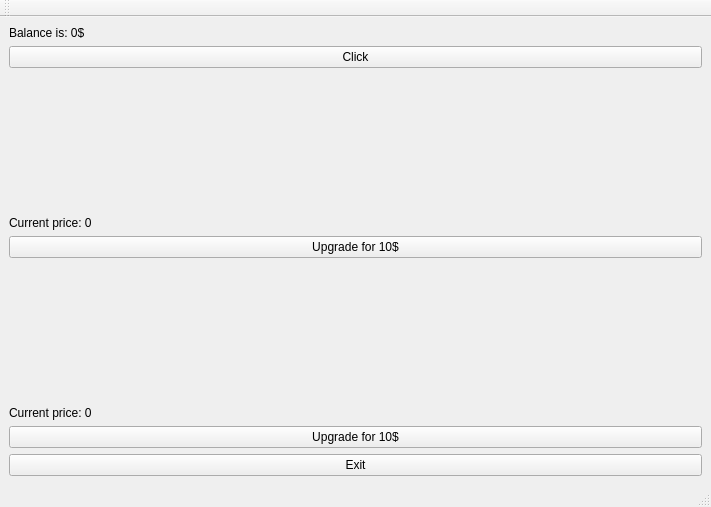
Old version of the form frontend/mainwindow.ui in the repository commmrade/clicker.
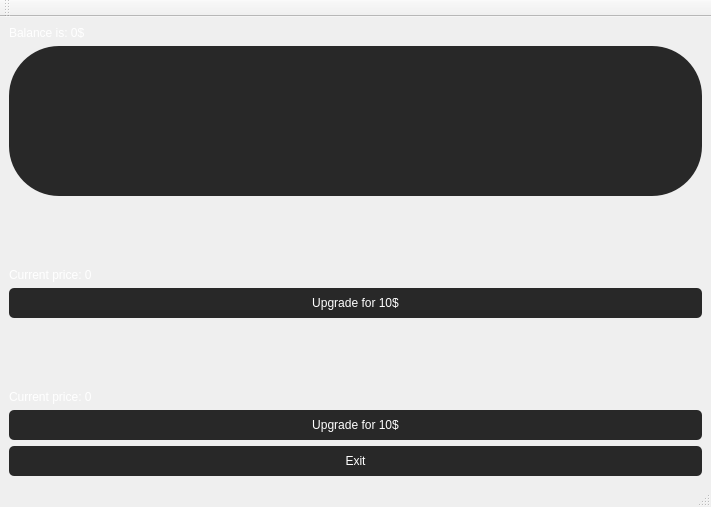
New version of the form.

The edit to the form file:
```diff
--- a/frontend/mainwindow.ui
+++ b/frontend/mainwindow.ui
@@ -13,10 +13,23 @@
   <property name="windowTitle">
    <string>MainWindow</string>
   </property>
+  <property name="styleSheet">
+   <string notr="true">QMainWindow {
+    background: qlineargradient(
+        x1: 0, y1: 0, x2: 1, y2: 1,
+        stop: 0 #3a3a3a,  /* Start color (red) */
+        stop: 1 #212121   /* End color (blue) */
+    );
+}
+</string>
+  </property>
   <widget class="QWidget" name="centralwidget">
    <layout class="QVBoxLayout" name="verticalLayout">
     <item>
      <widget class="QLabel" name="balance_label">
+      <property name="styleSheet">
+       <string notr="true">color: white;</string>
+      </property>
       <property name="text">
        <string>Balance is: 0$</string>
       </property>
@@ -24,8 +37,32 @@
     </item>
     <item>
      <widget class="QPushButton" name="pushButton">
+      <property name="enabled">
+       <bool>true</bool>
+      </property>
+      <property name="styleSheet">
+       <string notr="true">QPushButton {
+	background-color: #282828;
+ 	color: white;
+	border-radius: 50px;
+	border: none;
+	width: 100px;
+	height: 150%;
+	
+}
+QPushButton:hover {
+	background-color: #212121;
+
+}
+QPushButton:pressed {
+	background-color: #191919;
+	padding-left: 52%;
+}
+
+</string>
+      </property>
       <property name="text">
-       <string>Click</string>
+       <string/>
       </property>
      </widget>
     </item>
@@ -37,13 +74,16 @@
       <property name="sizeHint" stdset="0">
        <size>
         <width>20</width>
-        <height>40</height>
+        <height>30</height>
        </size>
       </property>
      </spacer>
     </item>
     <item>
      <widget class="QLabel" name="click_mod_label">
+      <property name="styleSheet">
+       <string notr="true">color: white;</string>
+      </property>
       <property name="text">
        <string>Current price: 0</string>
       </property>
@@ -51,6 +91,25 @@
     </item>
     <item>
      <widget class="QPushButton" name="click_mod_button">
+      <property name="styleSheet">
+       <string notr="true">QPushButton {
+	background-color: #282828;
+ 	color: white;
+	border-radius: 5%;
+	border: none;
+	height: 30%;
+}
+QPushButton:hover {
+	background-color: #212121;
+
+}
+QPushButton:pressed {
+	background-color: #191919;
+	padding-left: 52%;
+}
+
+</string>
+      </property>
       <property name="text">
        <string>Upgrade for 10$</string>
       </property>
@@ -71,6 +130,9 @@
     </item>
     <item>
      <widget class="QLabel" name="pay_mod_label">
+      <property name="styleSheet">
+       <string notr="true">color: white;</string>
+      </property>
       <property name="text">
        <string>Current price: 0</string>
       </property>
@@ -78,6 +140,25 @@
     </item>
     <item>
      <widget class="QPushButton" name="pay_mod_button">
+      <property name="styleSheet">
+       <string notr="true">QPushButton {
+	background-color: #282828;
+ 	color: white;
+	border-radius: 5%;
+	border: none;
+	height: 30%;
+}
+QPushButton:hover {
+	background-color: #212121;
+
+}
+QPushButton:pressed {
+	background-color: #191919;
+	padding-left: 52%;
+}
+
+</string>
+      </property>
       <property name="text">
        <string>Upgrade for 10$</string>
       </property>
@@ -85,6 +166,25 @@
     </item>
     <item>
      <widget class="QPushButton" name="log_out_btn">
+      <property name="styleSheet">
+       <string notr="true">QPushButton {
+	background-color: #282828;
+ 	color: white;
+	border-radius: 5%;
+	border: none;
+	height: 30%;
+}
+QPushButton:hover {
+	background-color: #212121;
+
+}
+QPushButton:pressed {
+	background-color: #191919;
+	padding-left: 52%;
+}
+
+</string>
+      </property>
       <property name="text">
        <string>Exit</string>
       </property>
```
Left out of the diff: 4 changed lines with no effect on the pictures.
